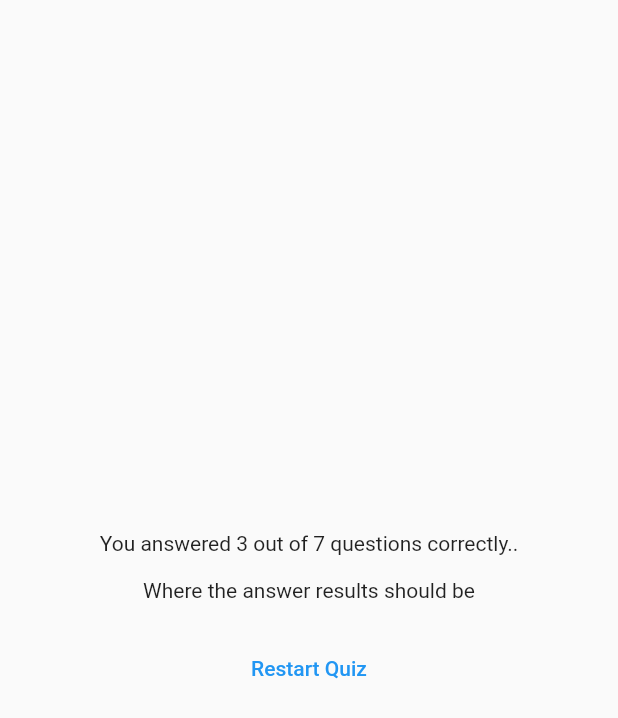
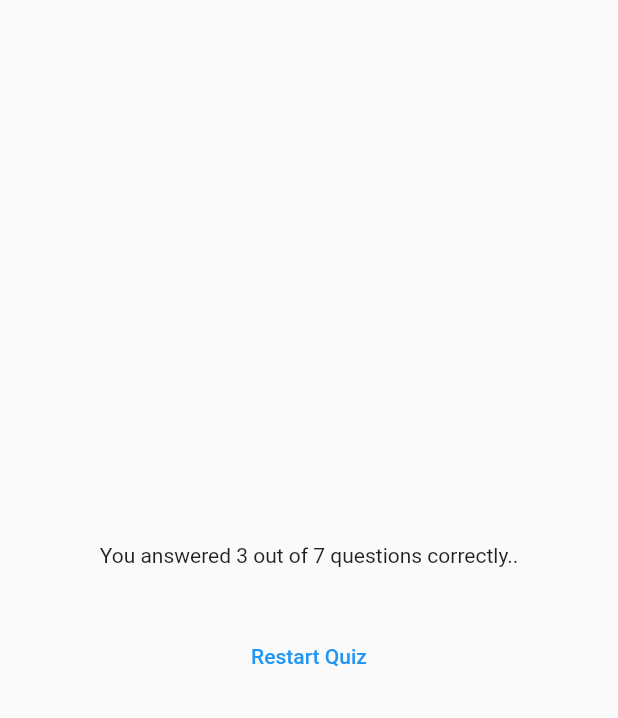
Before and after one commit to vinxe-offiah/demo_quiz, a Flutter app: the ResultsScreen widget shown alone on an empty page, opened directly with empty values, on a phone screen of 412 x 824 dp. Shown: the top 718 px of the screen. Run offline on Flutter 3.47's test engine with Material 2 defaults, Android fonts, the phone set to English and light mode, and no system bars; our stand-ins replace google_fonts.

Commit message:
Display Data on Result Screen

```diff
--- a/lib/quiz.dart
+++ b/lib/quiz.dart
@@ -28,7 +28,7 @@ class _QuizState extends State<Quiz> {
 
     if (selectedAnswers.length == questions.length) {
       setState(() {
-        selectedAnswers = [];
+        //selectedAnswers = [];
         activeScreen = 'result-screen';
       });
     }
--- a/lib/results_screen.dart
+++ b/lib/results_screen.dart
@@ -1,5 +1,6 @@
 import 'package:flutter/material.dart';
 import 'package:demo_quiz/data/questions.dart';
+import 'package:demo_quiz/questions_summary.dart';
 
 class ResultsScreen extends StatelessWidget {
   const ResultsScreen({super.key, required this.choosenAnswers});
@@ -30,7 +31,7 @@ class ResultsScreen extends StatelessWidget {
           children: [
             const Text('You answered 3 out of 7 questions correctly..'),
             const SizedBox(height: 15),
-            const Text('Where the answer results should be'),
+            QuestionsSummary(getSelectedSummary()),
             const SizedBox(height: 20),
             TextButton(
               onPressed: () {},
```
Also changed, not shown: lib/questions_summary.dart (+9 -1 lines).
